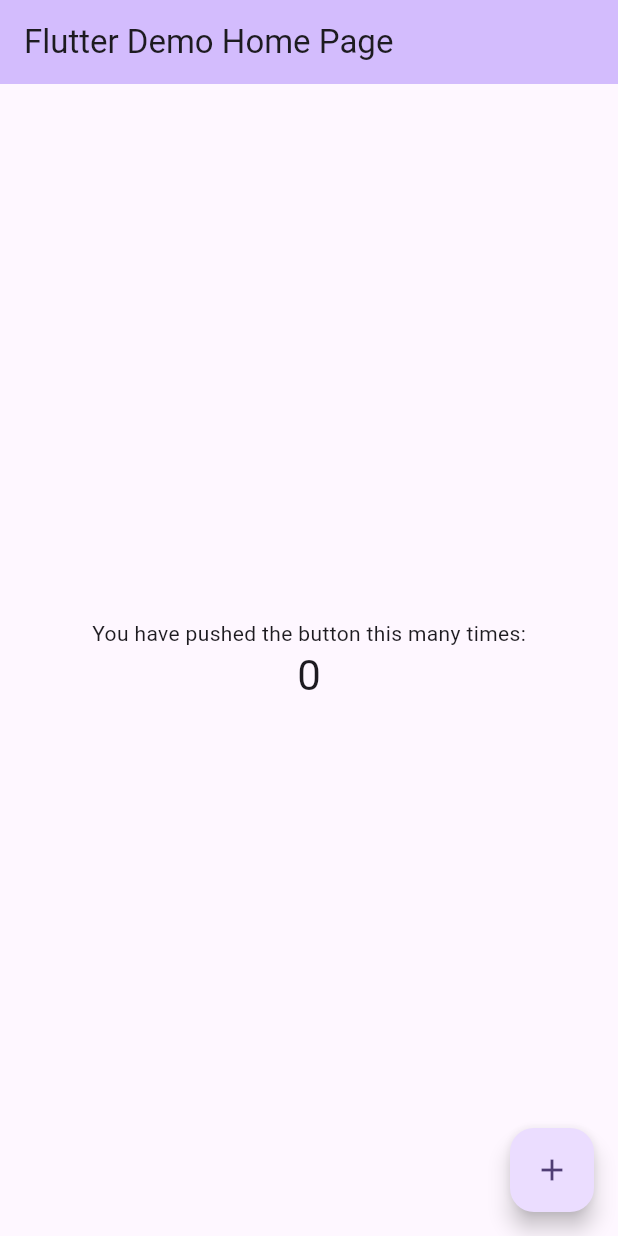
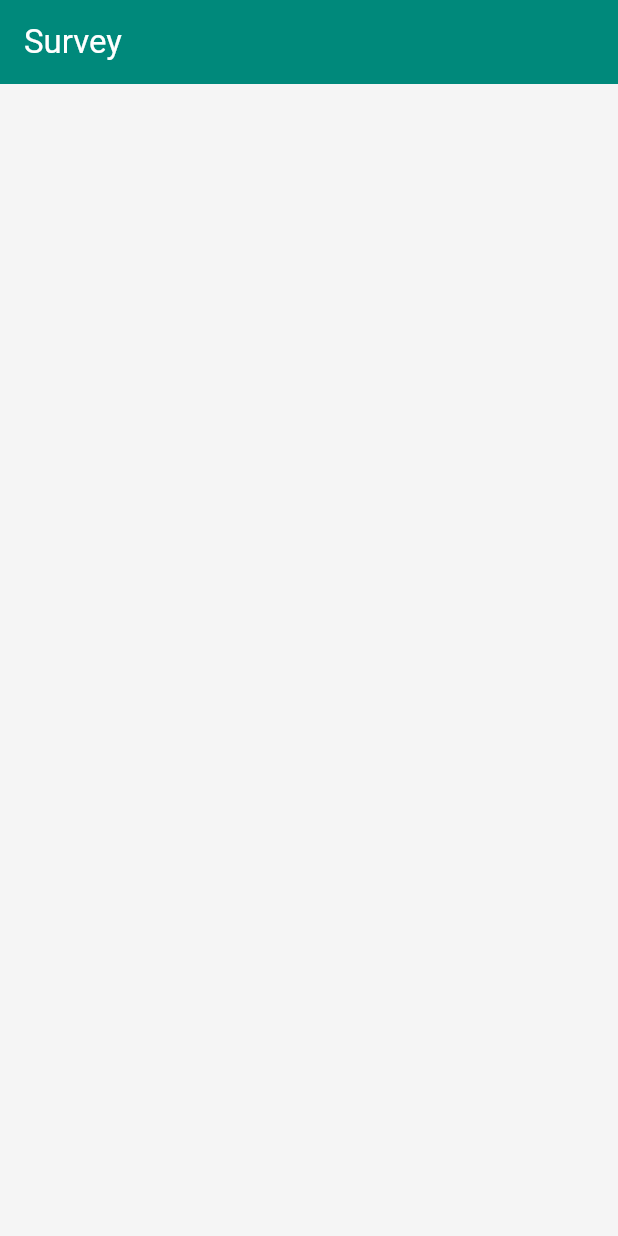
Before and after one commit to ShwapnoRetail/shwapno_survey, a Flutter app: the screen it shows after launch, on a phone screen of 412 x 824 dp. Run offline on Flutter 3.47's test engine with Material 3 defaults, Android fonts, the phone set to English and light mode, and no system bars; our stand-ins replace flutter_screenutil, flutter_svg, fluttertoast, pin_code_fields.

Commit message:
Theme design added

```diff
--- /dev/null
+++ b/lib/Component/drawer.dart
@@ -0,0 +1,10 @@
+import 'package:flutter/material.dart';
+
+class DrawerWidget extends StatelessWidget {
+  const DrawerWidget({super.key});
+
+  @override
+  Widget build(BuildContext context) {
+    return Scaffold(appBar: AppBar(title: Text("Survey")));
+  }
+}
--- a/lib/main.dart
+++ b/lib/main.dart
@@ -1,4 +1,6 @@
 import 'package:flutter/material.dart';
+import 'package:flutter_screenutil/flutter_screenutil.dart';
+import 'package:shwapno_survey/Component/drawer.dart';
 
 void main() {
   runApp(const MyApp());
@@ -7,116 +9,78 @@ void main() {
 class MyApp extends StatelessWidget {
   const MyApp({super.key});
 
-  // This widget is the root of your application.
   @override
   Widget build(BuildContext context) {
-    return MaterialApp(
-      title: 'Flutter Demo',
-      theme: ThemeData(
-        // This is the theme of your application.
-        //
-        // TRY THIS: Try running your application with "flutter run". You'll see
-        // the application has a purple toolbar. Then, without quitting the app,
-        // try changing the seedColor in the colorScheme below to Colors.green
-        // and then invoke "hot reload" (save your changes or press the "hot
-        // reload" button in a Flutter-supported IDE, or press "r" if you used
-        // the command line to start the app).
-        //
-        // Notice that the counter didn't reset back to zero; the application
-        // state is not lost during the reload. To reset the state, use hot
-        // restart instead.
-        //
-        // This works for code too, not just values: Most code changes can be
-        // tested with just a hot reload.
-        colorScheme: ColorScheme.fromSeed(seedColor: Colors.deepPurple),
-      ),
-      home: const MyHomePage(title: 'Flutter Demo Home Page'),
+    return ScreenUtilInit(
+      designSize: const Size(375, 812),
+      minTextAdapt: true,
+      splitScreenMode: true,
+      builder: (context, child) {
+        return MaterialApp(
+          debugShowCheckedModeBanner: false,
+          themeMode: ThemeMode.system,
+          theme: _lightTheme,
+          darkTheme: _darkTheme,
+          home: const DrawerWidget(),
+        );
+      },
     );
   }
 }
 
-class MyHomePage extends StatefulWidget {
-  const MyHomePage({super.key, required this.title});
+// Light Theme
+final ThemeData _lightTheme = ThemeData(
+  brightness: Brightness.light,
+  useMaterial3: true,
+  scaffoldBackgroundColor: const Color(0xFFF5F5F5),
+  primaryColor: Colors.teal,
+  colorScheme: ColorScheme.fromSeed(seedColor: Colors.teal),
+  appBarTheme: AppBarTheme(
+    backgroundColor: Colors.teal.shade600,
+    foregroundColor: Colors.white,
+    elevation: 0,
+  ),
+  textTheme: TextTheme(
+    bodyLarge: TextStyle(fontSize: 16.sp, color: Colors.black87),
+    bodyMedium: TextStyle(fontSize: 14.sp, color: Colors.black54),
+  ),
+  elevatedButtonTheme: ElevatedButtonThemeData(
+    style: ElevatedButton.styleFrom(
+      backgroundColor: Colors.teal,
+      foregroundColor: Colors.white,
+      textStyle: TextStyle(fontSize: 16.sp),
+      shape: RoundedRectangleBorder(borderRadius: BorderRadius.circular(12.r)),
+      padding: EdgeInsets.symmetric(vertical: 12.h, horizontal: 24.w),
+    ),
+  ),
+);
 
-  // This widget is the home page of your application. It is stateful, meaning
-  // that it has a State object (defined below) that contains fields that affect
-  // how it looks.
-
-  // This class is the configuration for the state. It holds the values (in this
-  // case the title) provided by the parent (in this case the App widget) and
-  // used by the build method of the State. Fields in a Widget subclass are
-  // always marked "final".
-
-  final String title;
-
-  @override
-  State<MyHomePage> createState() => _MyHomePageState();
-}
-
-class _MyHomePageState extends State<MyHomePage> {
-  int _counter = 0;
-
-  void _incrementCounter() {
-    setState(() {
-      // This call to setState tells the Flutter framework that something has
-      // changed in this State, which causes it to rerun the build method below
-      // so that the display can reflect the updated values. If we changed
-      // _counter without calling setState(), then the build method would not be
-      // called again, and so nothing would appear to happen.
-      _counter++;
-    });
-  }
-
-  @override
-  Widget build(BuildContext context) {
-    // This method is rerun every time setState is called, for instance as done
-    // by the _incrementCounter method above.
-    //
-    // The Flutter framework has been optimized to make rerunning build methods
-    // fast, so that you can just rebuild anything that needs updating rather
-    // than having to individually change instances of widgets.
-    return Scaffold(
-      appBar: AppBar(
-        // TRY THIS: Try changing the color here to a specific color (to
-        // Colors.amber, perhaps?) and trigger a hot reload to see the AppBar
-        // change color while the other colors stay the same.
-        backgroundColor: Theme.of(context).colorScheme.inversePrimary,
-        // Here we take the value from the MyHomePage object that was created by
-        // the App.build method, and use it to set our appbar title.
-        title: Text(widget.title),
-      ),
-      body: Center(
-        // Center is a layout widget. It takes a single child and positions it
-        // in the middle of the parent.
-        child: Column(
-          // Column is also a layout widget. It takes a list of children and
-          // arranges them vertically. By default, it sizes itself to fit its
-          // children horizontally, and tries to be as tall as its parent.
-          //
-          // Column has various properties to control how it sizes itself and
-          // how it positions its children. Here we use mainAxisAlignment to
-          // center the children vertically; the main axis here is the vertical
-          // axis because Columns are vertical (the cross axis would be
-          // horizontal).
-          //
-          // TRY THIS: Invoke "debug painting" (choose the "Toggle Debug Paint"
-          // action in the IDE, or press "p" in the console), to see the
-          // wireframe for each widget.
-          mainAxisAlignment: MainAxisAlignment.center,
-          children: <Widget>[
-            const Text('You have pushed the button this many times:'),
-            Text(
-              '$_counter',
-              style: Theme.of(context).textTheme.headlineMedium,
-            ),
-          ],
-        ),
-      ),
-      floatingActionButton: FloatingActionButton(
-        onPressed: _incrementCounter,
-        tooltip: 'Increment',
-        child: const Icon(Icons.add),
-      ), // This trailing comma makes auto-formatting nicer for build methods.
-    );
-  }
-}
+// Dark Theme
+final ThemeData _darkTheme = ThemeData(
+  brightness: Brightness.dark,
+  useMaterial3: true,
+  scaffoldBackgroundColor: const Color(0xFF1E1E1E),
+  primaryColor: Colors.tealAccent,
+  colorScheme: ColorScheme.dark(
+    primary: Colors.tealAccent,
+    secondary: Colors.cyanAccent,
+  ),
+  appBarTheme: const AppBarTheme(
+    backgroundColor: Colors.black87,
+    foregroundColor: Colors.white,
+    elevation: 0,
+  ),
+  textTheme: TextTheme(
+    bodyLarge: TextStyle(fontSize: 16.sp, color: Colors.white),
+    bodyMedium: TextStyle(fontSize: 14.sp, color: Colors.white70),
+  ),
+  elevatedButtonTheme: ElevatedButtonThemeData(
+    style: ElevatedButton.styleFrom(
+      backgroundColor: Colors.tealAccent.shade700,
+      foregroundColor: Colors.black,
+      textStyle: TextStyle(fontSize: 16.sp),
+      shape: RoundedRectangleBorder(borderRadius: BorderRadius.circular(12.r)),
+      padding: EdgeInsets.symmetric(vertical: 12.h, horizontal: 24.w),
+    ),
+  ),
+);
--- a/pubspec.yaml
+++ b/pubspec.yaml
@@ -38,6 +38,7 @@ dependencies:
   fluttertoast: ^8.2.12
   pin_code_fields: ^8.0.1
   google_fonts: ^6.2.1
+  flutter_screenutil: ^5.9.3
 
 dev_dependencies:
   flutter_test:
```
Also changed, not shown: pubspec.lock, 3 other files.
